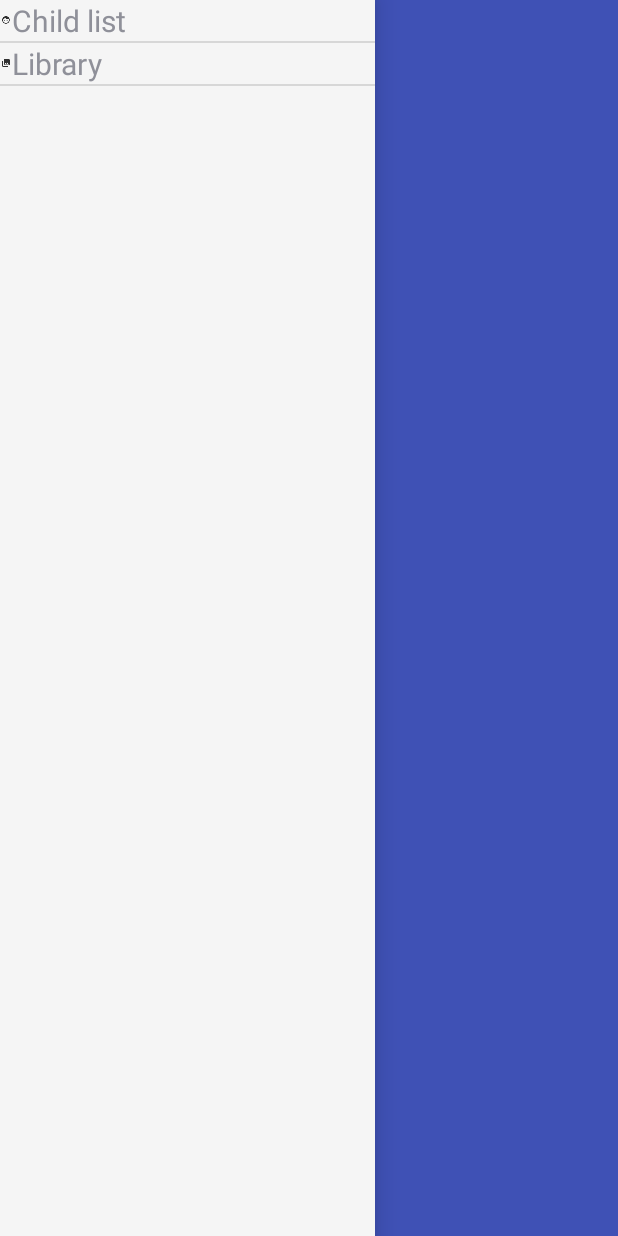
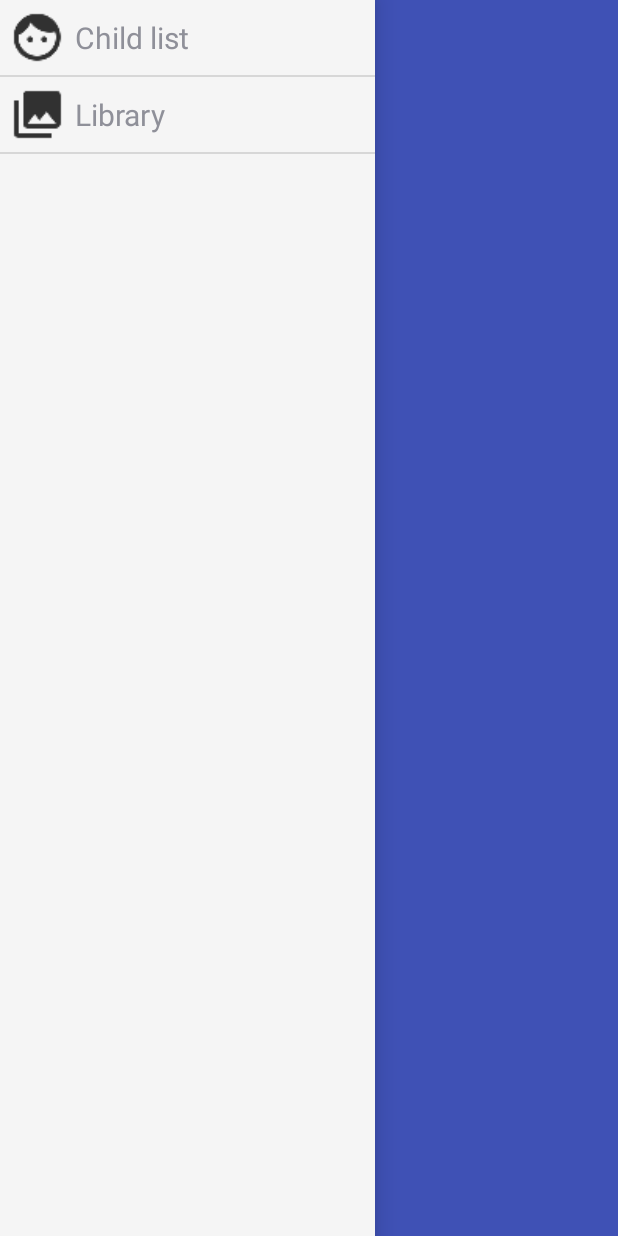
Before and after one commit to Adaok/ComAutis, an Android app: the screen it shows after launch (BaseActivity), with the side drawer open, on a phone screen of 412 x 824 dp. Run offline under Robolectric (Android 15) with nearby library versions, the phone set to English and light mode, and no system bars.

Commit message:
Minor update for layouts

```diff
--- a/ComAutis/app/src/main/res/values/colors.xml
+++ b/ComAutis/app/src/main/res/values/colors.xml
@@ -5,4 +5,5 @@
     <color name="colorAccent">#FF4081</color>
     <color name="black">#000000</color>
     <color name="greyLight">#F5F5F5</color>
+    <color name="white">#FFFFFF</color>
 </resources>
--- a/ComAutis/app/src/main/res/values/dimens.xml
+++ b/ComAutis/app/src/main/res/values/dimens.xml
@@ -5,4 +5,5 @@
     <dimen name="fab_margin">16dp</dimen>
     <dimen name="default_text_size">20sp</dimen>
     <dimen name="drawer_width">250dp</dimen>
+    <dimen name="icon_item_size">50dp</dimen>
 </resources>
--- a/ComAutis/app/src/main/res/values/strings.xml
+++ b/ComAutis/app/src/main/res/values/strings.xml
@@ -1,10 +1,12 @@
 <resources>
     <string name="app_name">ComAutis</string>
     <string name="title_activity_main">MainActivity</string>
+    <string name="title_activity_base">BaseActivity</string>
 
+    <!-- Drawer Items -->
     <string name="child_list">Child list</string>
     <string name="library">Library</string>
-    <string name="title_activity_base">BaseActivity</string>
+
 
 
 </resources>
```
